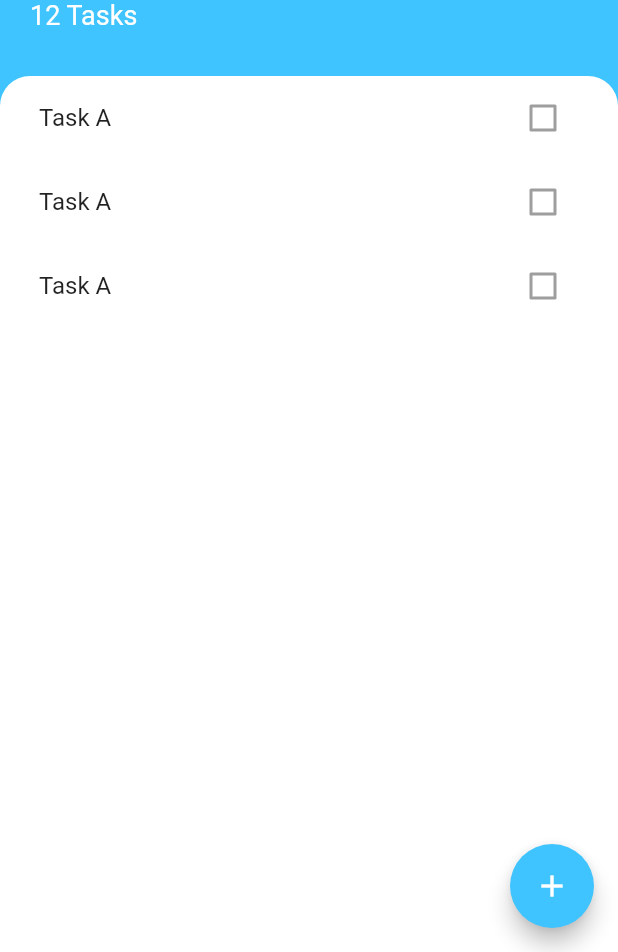
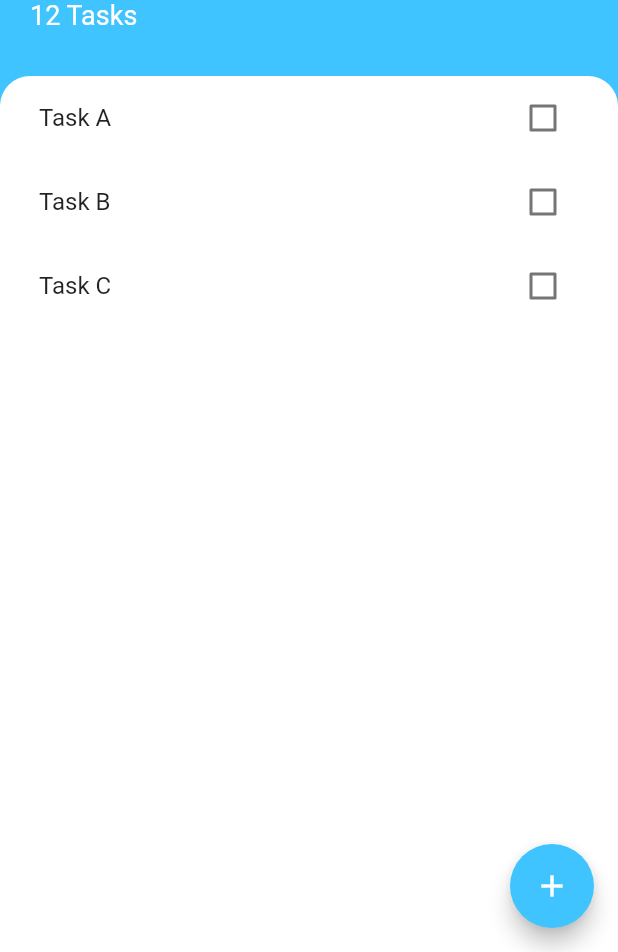
Before and after one commit to qpthedev/flutter-to-do, a Flutter app: the screen it shows after launch, on a phone screen of 412 x 824 dp, the part 284-1236 px from its top. Run offline on Flutter 3.47's test engine with Material 2 defaults, Android fonts, the phone set to English and light mode, and no system bars.

Commit message:
Dynamic tasks list with ListView Builder

```diff
--- /dev/null
+++ b/lib/models/task.dart
@@ -0,0 +1,10 @@
+class Task {
+  final String name;
+  bool isDone;
+
+  Task({required this.name, this.isDone = false});
+
+  void toggleDone() {
+    isDone = !isDone;
+  }
+}
--- a/lib/widgets/task_tile.dart
+++ b/lib/widgets/task_tile.dart
@@ -1,15 +1,29 @@
 import 'package:flutter/material.dart';
 
 class TaskTile extends StatelessWidget {
+  final bool isChecked;
+  final String taskTitle;
+  final void Function(bool?) checkboxCallback;
+
+  TaskTile({
+    required this.isChecked,
+    required this.taskTitle,
+    required this.checkboxCallback,
+  });
+
   @override
   Widget build(BuildContext context) {
     return ListTile(
       title: Text(
-        'Task A',
+        taskTitle,
+        style: TextStyle(
+          decoration: isChecked ? TextDecoration.lineThrough : null,
+        ),
       ),
       trailing: Checkbox(
-        onChanged: null,
-        value: false,
+        activeColor: Colors.lightBlueAccent,
+        value: isChecked,
+        onChanged: checkboxCallback,
       ),
     );
   }
--- a/lib/widgets/tasks_list.dart
+++ b/lib/widgets/tasks_list.dart
@@ -1,15 +1,35 @@
 import 'package:flutter/material.dart';
+import 'package:flutter_to_do/models/task.dart';
 import 'package:flutter_to_do/widgets/task_tile.dart';
 
-class TasksList extends StatelessWidget {
+class TasksList extends StatefulWidget {
+  @override
+  State<TasksList> createState() => _TasksListState();
+}
+
+class _TasksListState extends State<TasksList> {
+  List<Task> tasks = [
+    Task(name: 'Task A'),
+    Task(name: 'Task B'),
+    Task(name: 'Task C'),
+  ];
+
   @override
   Widget build(BuildContext context) {
-    return ListView(
-      children: [
-        TaskTile(),
-        TaskTile(),
-        TaskTile(),
-      ],
+    // ListView builder for dynamic task list view
+    return ListView.builder(
+      itemBuilder: (context, index) {
+        return TaskTile(
+          isChecked: tasks[index].isDone,
+          taskTitle: tasks[index].name,
+          checkboxCallback: (checkboxState) {
+            setState(() {
+              tasks[index].toggleDone();
+            });
+          },
+        );
+      },
+      itemCount: tasks.length,
     );
   }
 }
```
